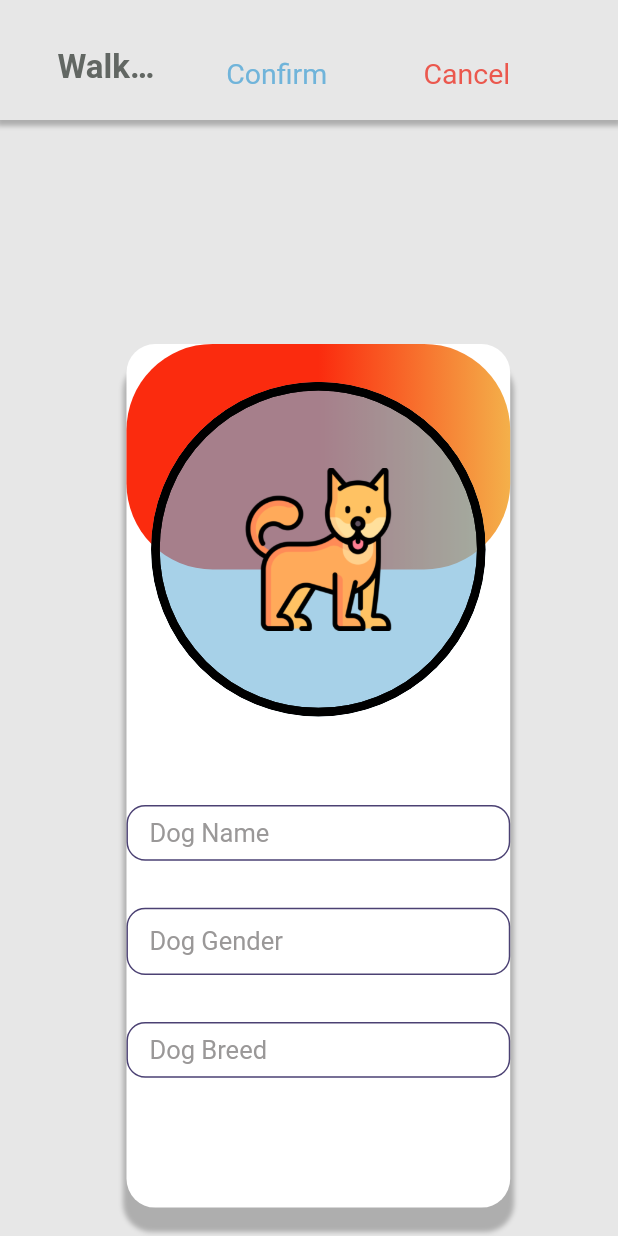
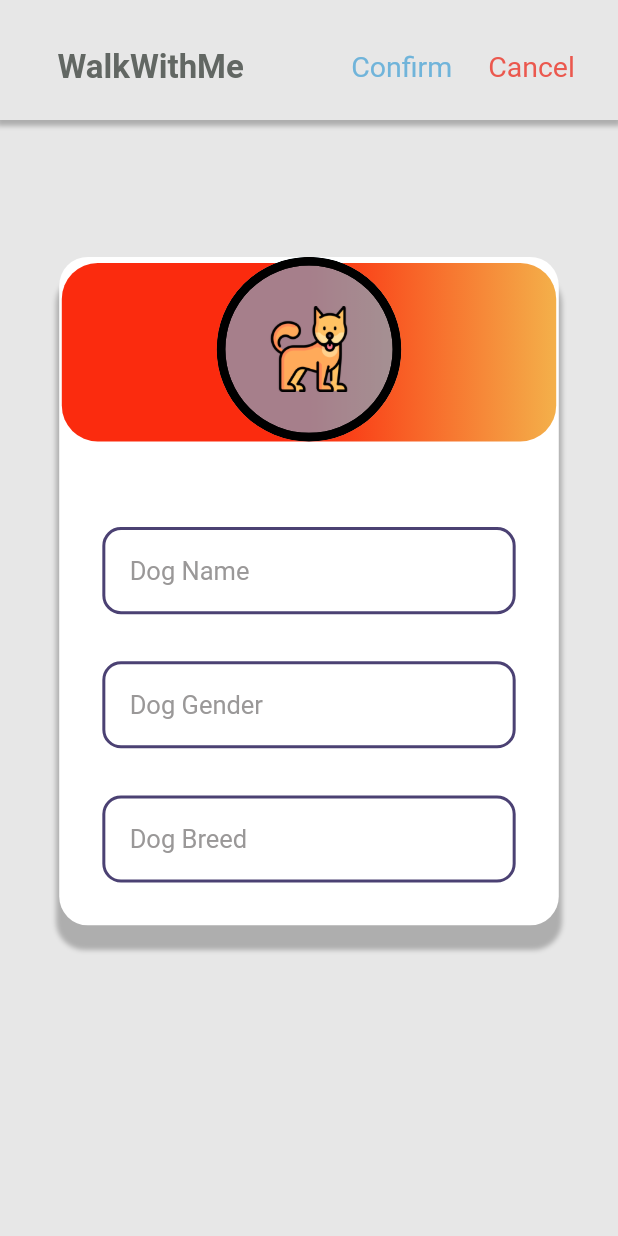
Before and after one commit to SevdaErgun/WalkWithMe, a Flutter app: the AddDogScreen screen opened by its route, on a phone screen of 412 x 824 dp. Run offline on Flutter 3.47's test engine with Material 2 defaults, Android fonts, the phone set to English and light mode, and no system bars; our stand-ins replace cached_network_image, connectivity_plus, flutter_svg, get, shared_preferences; accounts and stored records are empty.

Commit message:
dog screens ui fixed

```diff
--- a/lib/core/utils/image_constant.dart
+++ b/lib/core/utils/image_constant.dart
@@ -1,5 +1,7 @@
 class ImageConstant {
   static String loginIMG = 'assets/images/img_login.png';
+
+  static String imgDogIcon = 'assets/images/img_dog_icon.png';
 
   static String imgEllipse8 = 'assets/images/img_ellipse8.png';
 
--- a/lib/presentation/add_dog_screen/add_dog_screen.dart
+++ b/lib/presentation/add_dog_screen/add_dog_screen.dart
@@ -1,3 +1,4 @@
+import '../../widgets/custom_text_form_field.dart';
 import 'controller/add_dog_controller.dart';
 import 'package:flutter/material.dart';
 import 'package:walkwithme/core/app_export.dart';
@@ -27,17 +28,16 @@ class AddDogScreen extends GetWidget<AddDogController> {
             AppbarSubtitle2(
               text: "lbl_confirm".tr,
               margin: getMargin(
-                left: 45,
-                top: 40,
-                right: 30,
+                top: 35,
+                right: 15,
               ),
             ),
             AppbarSubtitle1(
               text: "lbl_cancel".tr,
               margin: getMargin(
-                left: 37,
-                top: 40,
-                right: 75,
+                left: 10,
+                top: 35,
+                right: 30,
               ),
             ),
           ],
@@ -46,14 +46,11 @@ class AddDogScreen extends GetWidget<AddDogController> {
         body: SizedBox(
           width: size.width,
           child: SingleChildScrollView(
-            padding: getPadding(
-              top: 146,
-            ),
             child: Container(
               margin: getMargin(
-                left: 88,
-                right: 75,
-                bottom: 5,
+                top: 85,
+                left: MediaQuery.sizeOf(context).width * 1 / 10,
+                right: MediaQuery.sizeOf(context).width * 1 / 10,
               ),
               decoration: AppDecoration.outlineBlack9003f.copyWith(
                 borderRadius: BorderRadiusStyle.roundedBorder60,
@@ -63,12 +60,7 @@ class AddDogScreen extends GetWidget<AddDogController> {
                 mainAxisAlignment: MainAxisAlignment.start,
                 children: [
                   Container(
-                    height: getVerticalSize(
-                      261,
-                    ),
-                    width: getHorizontalSize(
-                      603,
-                    ),
+                    width: MediaQuery.sizeOf(context).width * 8 / 10,
                     child: Stack(
                       alignment: Alignment.bottomCenter,
                       children: [
@@ -76,15 +68,12 @@ class AddDogScreen extends GetWidget<AddDogController> {
                           alignment: Alignment.topCenter,
                           child: Container(
                             height: getVerticalSize(
-                              158,
-                            ),
-                            width: getHorizontalSize(
-                              603,
+                              125,
                             ),
                             decoration: BoxDecoration(
                               borderRadius: BorderRadius.circular(
                                 getHorizontalSize(
-                                  60,
+                                  25,
                                 ),
                               ),
                               gradient: LinearGradient(
@@ -122,13 +111,10 @@ class AddDogScreen extends GetWidget<AddDogController> {
                             ),
                             child: Container(
                               height: getSize(
-                                235,
+                                130,
                               ),
                               width: getSize(
-                                235,
-                              ),
-                              padding: getPadding(
-                                all: 54,
+                                130,
                               ),
                               decoration:
                                   AppDecoration.outlineBlack900.copyWith(
@@ -140,10 +126,10 @@ class AddDogScreen extends GetWidget<AddDogController> {
                                   CustomImageView(
                                     imagePath: ImageConstant.imgDog1,
                                     height: getSize(
-                                      126,
+                                      60,
                                     ),
                                     width: getSize(
-                                      126,
+                                      60,
                                     ),
                                     alignment: Alignment.center,
                                   ),
@@ -155,75 +141,26 @@ class AddDogScreen extends GetWidget<AddDogController> {
                       ],
                     ),
                   ),
-                  Container(
-                    width: getHorizontalSize(
-                      502,
-                    ),
-                    margin: getMargin(
-                      top: 62,
-                    ),
-                    padding: getPadding(
-                      left: 15,
-                      top: 8,
-                      right: 15,
-                      bottom: 8,
-                    ),
-                    decoration: AppDecoration.txtOutlineBluegray700.copyWith(
-                      borderRadius: BorderRadiusStyle.txtRoundedBorder13,
-                    ),
-                    child: Text(
-                      "lbl_dog_name".tr,
-                      overflow: TextOverflow.ellipsis,
-                      textAlign: TextAlign.left,
-                      style: AppStyle.txtRobotoRomanRegular24,
-                    ),
+                  CustomTextFormField(
+                    focusNode: FocusNode(),
+                    autofocus: false,
+                    // controller: controller.surnameController,
+                    hintText: "lbl_dog_name".tr,
+                    margin: getMargin(left: 30, top: 60, right: 30),
                   ),
-                  Container(
-                    width: getHorizontalSize(
-                      502,
-                    ),
-                    margin: getMargin(
-                      top: 33,
-                    ),
-                    padding: getPadding(
-                      left: 15,
-                      top: 12,
-                      right: 15,
-                      bottom: 12,
-                    ),
-                    decoration: AppDecoration.txtOutlineBluegray700.copyWith(
-                      borderRadius: BorderRadiusStyle.txtRoundedBorder13,
-                    ),
-                    child: Text(
-                      "lbl_dog_gender".tr,
-                      overflow: TextOverflow.ellipsis,
-                      textAlign: TextAlign.left,
-                      style: AppStyle.txtRobotoRomanRegular24,
-                    ),
+                  CustomTextFormField(
+                    focusNode: FocusNode(),
+                    autofocus: false,
+                    // controller: controller.surnameController,
+                    hintText: "lbl_dog_gender".tr,
+                    margin: getMargin(left: 30, top: 33, right: 30),
                   ),
-                  Container(
-                    width: getHorizontalSize(
-                      502,
-                    ),
-                    margin: getMargin(
-                      top: 33,
-                      bottom: 91,
-                    ),
-                    padding: getPadding(
-                      left: 15,
-                      top: 8,
-                      right: 15,
-                      bottom: 8,
-                    ),
-                    decoration: AppDecoration.txtOutlineBluegray700.copyWith(
-                      borderRadius: BorderRadiusStyle.txtRoundedBorder13,
-                    ),
-                    child: Text(
-                      "lbl_dog_breed".tr,
-                      overflow: TextOverflow.ellipsis,
-                      textAlign: TextAlign.left,
-                      style: AppStyle.txtRobotoRomanRegular24,
-                    ),
+                  CustomTextFormField(
+                    focusNode: FocusNode(),
+                    autofocus: false,
+                    // controller: controller.surnameController,
+                    hintText: "lbl_dog_breed".tr,
+                    margin: getMargin(left: 30, top: 33, right: 30, bottom: 30),
                   ),
                 ],
               ),
--- a/lib/presentation/profile_screen/profile_screen.dart
+++ b/lib/presentation/profile_screen/profile_screen.dart
@@ -393,7 +393,8 @@ class ProfileScreen extends GetWidget<ProfileController> {
         ),
         bottomNavigationBar: CustomBottomBar(
           onChanged: (BottomBarEnum type) {
-            Get.toNamed(getCurrentRoute(type), id: 1);
+            print(type);
+            Get.toNamed(getCurrentRoute(type));
           },
         ),
       ),
@@ -404,7 +405,7 @@ class ProfileScreen extends GetWidget<ProfileController> {
   String getCurrentRoute(BottomBarEnum type) {
     switch (type) {
       case BottomBarEnum.Home11:
-        return AppRoutes.homeOnePage;
+        return AppRoutes.homeScreen;
       case BottomBarEnum.Plus51:
         return "/";
       case BottomBarEnum.User81:
```
Also changed, not shown: lib/presentation/dogs_screen/dogs_screen.dart (+49 -21 lines), lib/presentation/dogs_screen/widgets/dogs_item_widget.dart (+8 -8 lines), lib/presentation/home_screen/home_screen.dart (+36 -29 lines), assets/images/img_dog_icon.png (added).
